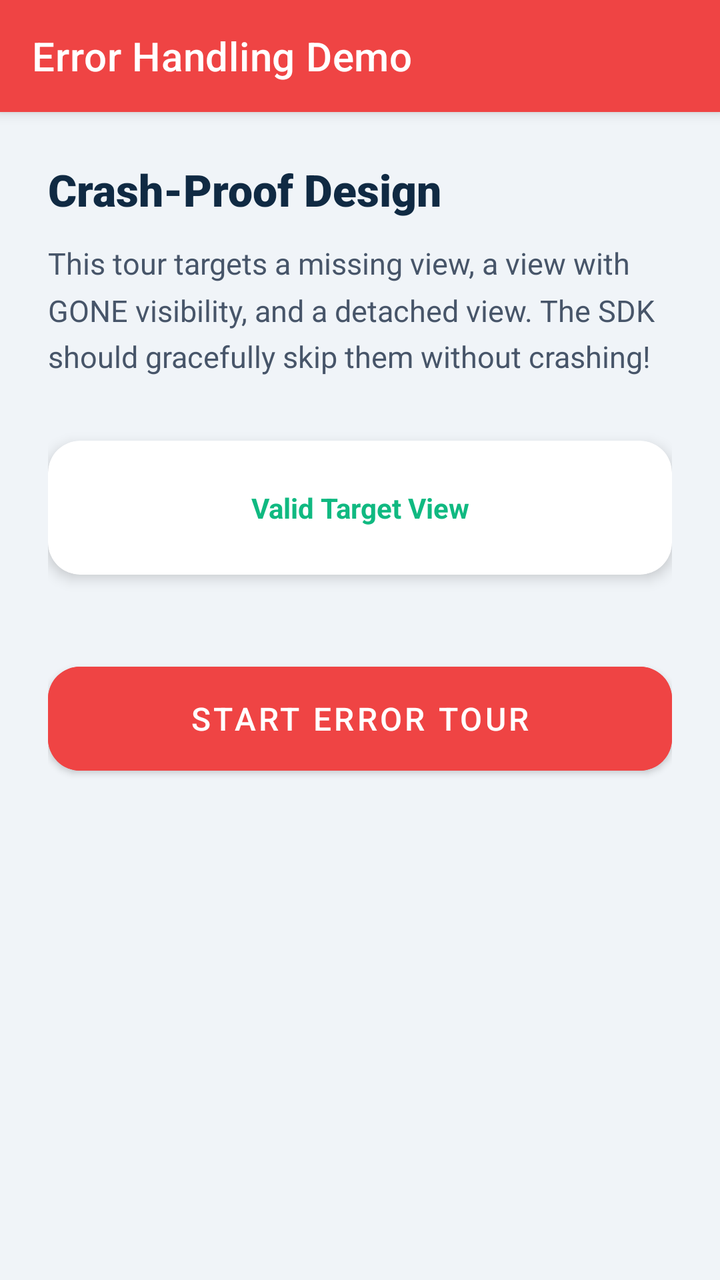
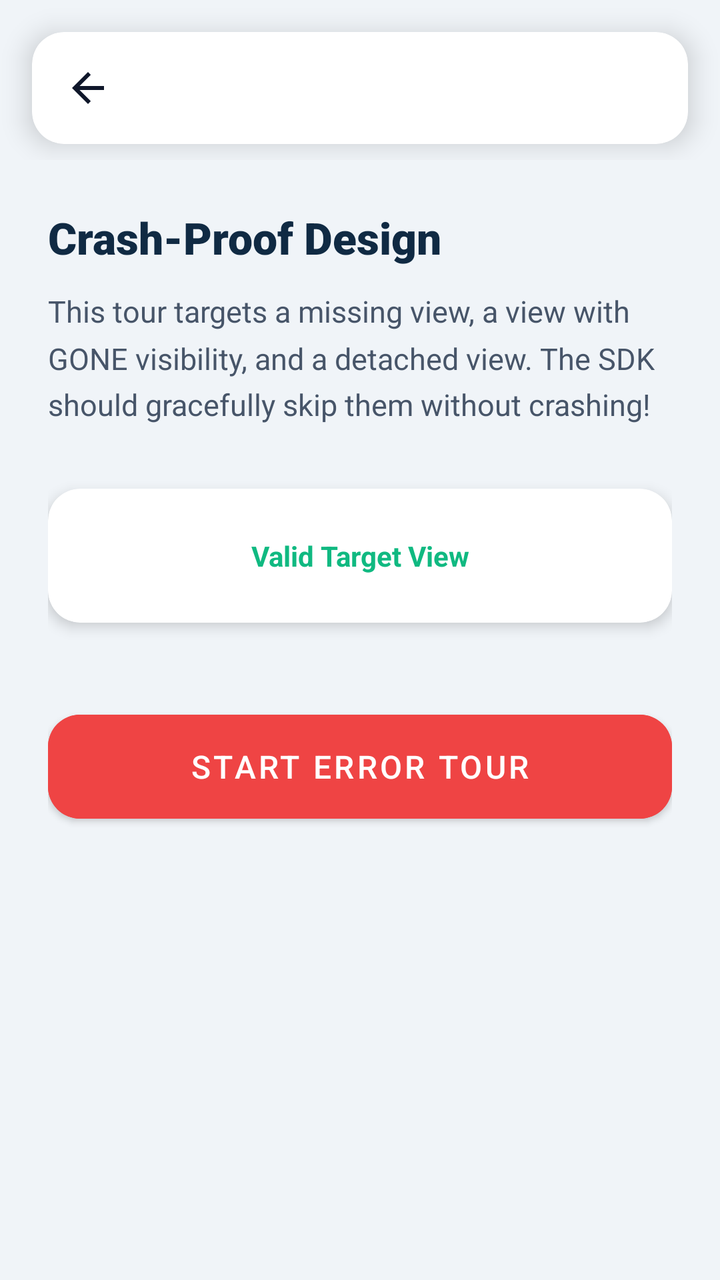

The first picture is an Android layout as it rendered before a commit; the second is the same layout after the commit. The layout source and the unified diff follow.
<!-- AndroidManifest.xml: application theme Theme.GuideFlow -->
<!-- res/layout/activity_error_handling_demo.xml -->
<?xml version="1.0" encoding="utf-8"?>
<androidx.coordinatorlayout.widget.CoordinatorLayout xmlns:android="http://schemas.android.com/apk/res/android"
    xmlns:app="http://schemas.android.com/apk/res-auto"
    android:layout_width="match_parent"
    android:layout_height="match_parent"
    android:background="#F0F4F8">

    <com.google.android.material.appbar.AppBarLayout
        android:layout_width="match_parent"
        android:layout_height="wrap_content"
        app:elevation="4dp">

        <com.google.android.material.appbar.MaterialToolbar
            android:id="@+id/toolbar"
            android:layout_width="match_parent"
            android:layout_height="?attr/actionBarSize"
            android:background="#EF4444"
            app:title="Error Handling Demo"
            app:titleTextColor="#FFFFFF" />
    </com.google.android.material.appbar.AppBarLayout>

    <androidx.core.widget.NestedScrollView
        android:layout_width="match_parent"
        android:layout_height="match_parent"
        android:padding="24dp"
        app:layout_behavior="@string/appbar_scrolling_view_behavior">

        <LinearLayout
            android:layout_width="match_parent"
            android:layout_height="wrap_content"
            android:orientation="vertical">

            <TextView
                android:layout_width="match_parent"
                android:layout_height="wrap_content"
                android:text="Crash-Proof Design"
                android:textSize="22sp"
                android:fontFamily="sans-serif-black"
                android:textColor="#102A43"
                android:layout_marginBottom="12dp" />
                
            <TextView
                android:layout_width="match_parent"
                android:layout_height="wrap_content"
                android:text="This tour targets a missing view, a view with GONE visibility, and a detached view. The SDK should gracefully skip them without crashing!"
                android:textColor="#475569"
                android:textSize="15sp"
                android:lineSpacingMultiplier="1.3"
                android:layout_marginBottom="32dp" />

            <com.google.android.material.card.MaterialCardView
                android:id="@+id/viewValid"
                android:layout_width="match_parent"
                android:layout_height="wrap_content"
                app:cardBackgroundColor="@android:color/white"
                app:cardCornerRadius="16dp"
                app:cardElevation="4dp"
                app:strokeWidth="0dp"
                android:layout_marginBottom="16dp">
                <TextView
                    android:layout_width="match_parent"
                    android:layout_height="match_parent"
                    android:padding="24dp"
                    android:text="Valid Target View"
                    android:gravity="center"
                    android:textColor="#10B981"
                    android:textStyle="bold"/>
            </com.google.android.material.card.MaterialCardView>

            <com.google.android.material.card.MaterialCardView
                android:id="@+id/viewGone"
                android:layout_width="match_parent"
                android:layout_height="wrap_content"
                app:cardBackgroundColor="#FCA5A5"
                app:cardCornerRadius="16dp"
                app:cardElevation="0dp"
                app:strokeWidth="0dp"
                android:visibility="gone"
                android:layout_marginBottom="16dp">
                <TextView
                    android:layout_width="match_parent"
                    android:layout_height="match_parent"
                    android:padding="24dp"
                    android:text="GONE Target View"
                    android:gravity="center"
                    android:textColor="#FFFFFF"
                    android:textStyle="bold"/>
            </com.google.android.material.card.MaterialCardView>

            <com.google.android.material.button.MaterialButton
                android:id="@+id/btnStartTour"
                android:layout_width="match_parent"
                android:layout_height="64dp"
                android:text="Start Error Tour"
                android:textSize="16sp"
                android:layout_marginTop="24dp"
                app:cornerRadius="16dp"
                android:backgroundTint="#EF4444" />
                
        </LinearLayout>
    </androidx.core.widget.NestedScrollView>

</androidx.coordinatorlayout.widget.CoordinatorLayout>
<!-- resources referenced by this layout -->
<resources>
  <style name="Theme.GuideFlow" parent="Theme.MaterialComponents.DayNight.NoActionBar">
          
          <item name="colorPrimary">@color/purple_500</item>
          <item name="colorPrimaryVariant">@color/purple_700</item>
          <item name="colorOnPrimary">@color/white</item>
          
          <item name="colorSecondary">@color/teal_200</item>
          <item name="colorSecondaryVariant">@color/teal_700</item>
          <item name="colorOnSecondary">@color/black</item>
          
          <item name="android:statusBarColor">?attr/colorPrimaryVariant</item>
          
      </style>
  <color name="purple_500">#FF6200EE</color>
  <color name="purple_700">#FF3700B3</color>
  <color name="white">#FFFFFFFF</color>
  <color name="teal_200">#FF03DAC5</color>
  <color name="teal_700">#FF018786</color>
  <color name="black">#FF000000</color>
</resources>

<!-- the commit's change to res/layout/activity_error_handling_demo.xml (unified diff, before → after) -->
@@ -5,19 +5,7 @@
     android:layout_height="match_parent"
     android:background="#F0F4F8">
 
-    <com.google.android.material.appbar.AppBarLayout
-        android:layout_width="match_parent"
-        android:layout_height="wrap_content"
-        app:elevation="4dp">
-
-        <com.google.android.material.appbar.MaterialToolbar
-            android:id="@+id/toolbar"
-            android:layout_width="match_parent"
-            android:layout_height="?attr/actionBarSize"
-            android:background="#EF4444"
-            app:title="Error Handling Demo"
-            app:titleTextColor="#FFFFFF" />
-    </com.google.android.material.appbar.AppBarLayout>
+    <include layout="@layout/layout_standard_app_bar" />
 
     <androidx.core.widget.NestedScrollView
         android:layout_width="match_parent"
@@ -101,3 +89,39 @@
     </androidx.core.widget.NestedScrollView>
 
 </androidx.coordinatorlayout.widget.CoordinatorLayout>
+<!-- res/layout/layout_standard_app_bar.xml (included above) -->
+<?xml version="1.0" encoding="utf-8"?>
+<com.google.android.material.appbar.AppBarLayout
+    xmlns:android="http://schemas.android.com/apk/res/android"
+    xmlns:app="http://schemas.android.com/apk/res-auto"
+    android:id="@+id/appBarLayout"
+    android:layout_width="match_parent"
+    android:layout_height="wrap_content"
+    android:background="@android:color/transparent"
+    android:theme="@style/ThemeOverlay.AppCompat.Light"
+    app:elevation="0dp">
+
+    
+    <com.google.android.material.card.MaterialCardView
+        android:layout_width="match_parent"
+        android:layout_height="wrap_content"
+        android:layout_marginHorizontal="16dp"
+        android:layout_marginTop="16dp"
+        android:layout_marginBottom="8dp"
+        app:cardBackgroundColor="@android:color/white"
+        app:cardCornerRadius="16dp"
+        app:cardElevation="8dp"
+        app:strokeWidth="0dp">
+
+        <com.google.android.material.appbar.MaterialToolbar
+            android:id="@+id/toolbar"
+            android:layout_width="match_parent"
+            android:layout_height="?attr/actionBarSize"
+            app:titleTextColor="#0F172A"
+            app:titleCentered="true"
+            app:navigationIconTint="#0F172A"
+            app:navigationIcon="?attr/homeAsUpIndicator" />
+
+    </com.google.android.material.card.MaterialCardView>
+
+</com.google.android.material.appbar.AppBarLayout>
